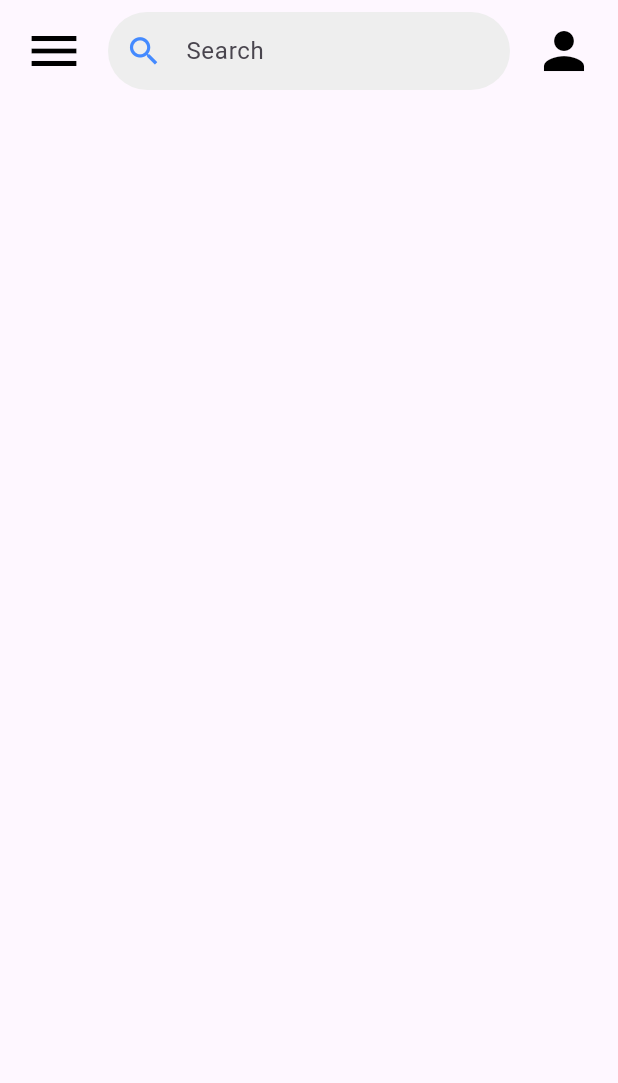
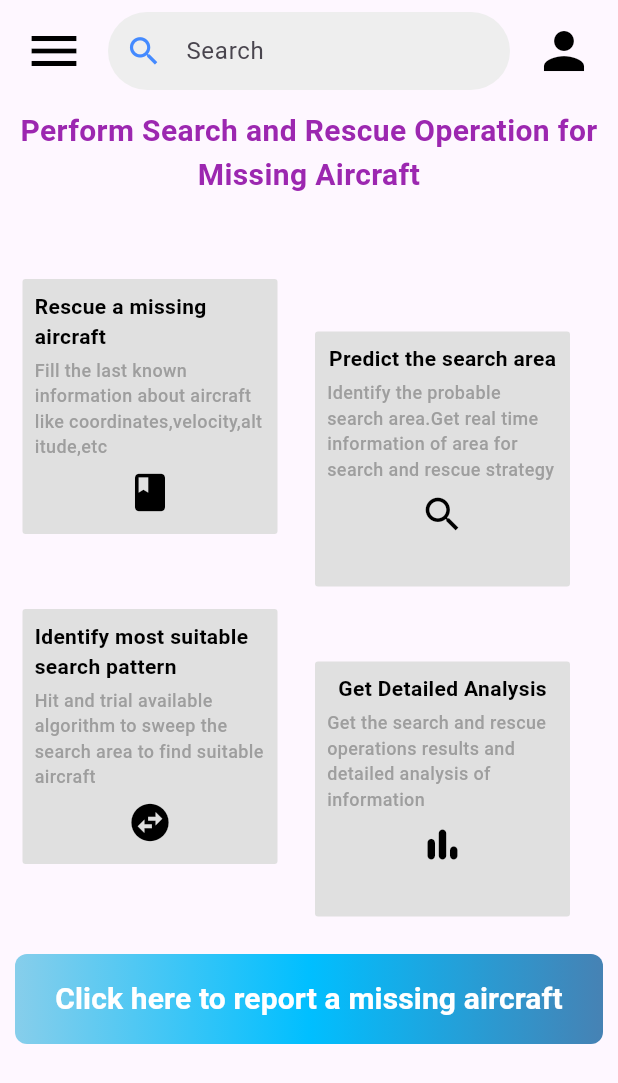
Before and after one commit to Kunal-3004/rescue_aircraft, a Flutter app: the Home screen opened directly, on a phone screen of 412 x 824 dp. Shown: the top 1083 px of the screen. Run offline on Flutter 3.47's test engine with Material 3 defaults, Android fonts, the light colour scheme and no system bars; our stand-ins replace fluttertoast, shared_preferences; accounts and stored records are empty.

Commit message:
Drawer and Home complete

```diff
--- a/lib/main.dart
+++ b/lib/main.dart
@@ -1,6 +1,7 @@
 import 'package:flutter/material.dart';
 import 'package:rescue_aircraft/screens/home.dart';
 import 'package:rescue_aircraft/screens/login.dart';
+import 'package:rescue_aircraft/screens/report.dart';
 import 'package:rescue_aircraft/screens/splashscreen.dart';
 
 void main() {
@@ -16,6 +17,11 @@ class MyApp extends StatelessWidget {
     return MaterialApp(
       debugShowCheckedModeBanner: false,
       title: 'Flutter Demo',
+      initialRoute: '/',
+      routes: {
+        '/home':(context)=>Home(),
+        '/report':(context)=>Report()
+      },
       theme: ThemeData(
         // This is the theme of your application.
         //
--- a/lib/screens/home.dart
+++ b/lib/screens/home.dart
@@ -1,5 +1,8 @@
 import 'package:flutter/material.dart';
 import 'package:rescue_aircraft/screens/profile.dart';
+import 'package:rescue_aircraft/screens/report.dart';
+import 'package:rescue_aircraft/widgets/card.dart';
+import 'package:rescue_aircraft/widgets/drawer.dart';
 
 class Home extends StatefulWidget {
   const Home({super.key});
@@ -15,196 +18,11 @@ class _HomeState extends State<Home> {
   Widget build(BuildContext context) {
     return Scaffold(
       key: _scaffoldKey,
-      drawer: Drawer(
-        backgroundColor: Colors.white,
-        child: ListView(
+      drawer:HomeDrawer(),
+      body: SafeArea(
+        child: Column(
           children: [
-            Container(
-              padding: EdgeInsets.all(8),
-              decoration: BoxDecoration(
-                color: Color(0xff00bfff),
-              ),
-              child: Row(
-                children: [
-                  SizedBox(
-                    width: 5,
-                  ),
-                  Icon(Icons.location_searching,color: Colors.white,size: 28,),
-                  SizedBox(
-                    width: 20,
-                  ),
-                  const Text(
-                    "Search and Rescue ",
-                    style: TextStyle(
-                      color: Colors.white,
-                      fontSize: 18,
-                    ),
-                  ),
-                ],
-              ),
-            ),
-            SizedBox(
-              height: 20,
-            ),
-            Column(
-              children: [
-                ListTile(
-                  title: Text("Main",
-                    style: TextStyle(color: Colors.grey[400],fontWeight: FontWeight.bold),
-                  ),
-                ),
-                Column(
-                  children: [
-                    Container(
-                      margin: EdgeInsets.only(left: 50),
-                      child: Row(
-                        mainAxisAlignment: MainAxisAlignment.start,
-                        children: [
-                          Icon(Icons.home,size: 35,),
-                          SizedBox(
-                            width: 30,
-                          ),
-                          Text("Home",style: TextStyle(
-                            fontSize: 22,color: Colors.black,
-                          ),)
-                        ],
-                      ),
-                    ),
-                    SizedBox(
-                      height: 10,
-                    ),
-                    Container(
-                      margin: EdgeInsets.only(left: 50),
-                      child: Row(
-                        mainAxisAlignment: MainAxisAlignment.start,
-                        children: [
-                          Icon(Icons.airplanemode_active_sharp,size: 35,),
-                          SizedBox(
-                            width: 30,
-                          ),
-                          Text("Report",style: TextStyle(
-                              fontSize: 22,color: Colors.black,
-                          ),)
-                        ],
-                      ),
-                    ),
-                  ],
-                ),
-                SizedBox(
-                  height: 20,
-                ),
-                ListTile(
-                  title: Text("Search and Rescue",
-                    style: TextStyle(color: Colors.grey[400],fontWeight: FontWeight.bold),
-                  ),
-                ),
-                Column(
-                  children: [
-                    Container(
-                      margin: EdgeInsets.only(left: 50),
-                      child: Row(
-                        mainAxisAlignment: MainAxisAlignment.start,
-                        children: [
-                          Icon(Icons.zoom_in_map,size: 35,),
-                          SizedBox(
-                            width: 30,
-                          ),
-                          Text("Search Area",style: TextStyle(
-                            fontSize: 22,color: Colors.black,
-                          ),)
-                        ],
-                      ),
-                    ),
-                    SizedBox(
-                      height: 10,
-                    ),
-                    Container(
-                      margin: EdgeInsets.only(left: 50),
-                      child: Row(
-                        mainAxisAlignment: MainAxisAlignment.start,
-                        children: [
-                          Icon(Icons.airplanemode_active_sharp,size: 35,),
-                          SizedBox(
-                            width: 30,
-                          ),
-                          Text("Sweep Pattern",style: TextStyle(
-                            fontSize: 22,color: Colors.black,
-                          ),)
-                        ],
-                      ),
-                    ),
-                    SizedBox(
-                      height: 10,
-                    ),
-                    Container(
-                      margin: EdgeInsets.only(left: 50),
-                      child: Row(
-                        mainAxisAlignment: MainAxisAlignment.start,
-                        children: [
-                          Icon(Icons.bar_chart_outlined,size: 35,),
-                          SizedBox(
-                            width: 30,
-                          ),
-                          Text("Results",style: TextStyle(
-                            fontSize: 22,color: Colors.black,
-                          ),)
-                        ],
-                      ),
-                    ),
-                  ],
-                ),
-                SizedBox(
-                  height: 20,
-                ),
-                ListTile(
-                  title: Text("Extras",
-                    style: TextStyle(color: Colors.grey[400],fontWeight: FontWeight.bold),
-                  ),
-                ),
-                Column(
-                  children: [
-                    Container(
-                      margin: EdgeInsets.only(left: 50),
-                      child: Row(
-                        mainAxisAlignment: MainAxisAlignment.start,
-                        children: [
-                          Icon(Icons.warning_amber_outlined,size: 35,),
-                          SizedBox(
-                            width: 30,
-                          ),
-                          Text("Alerts",style: TextStyle(
-                            fontSize: 22,color: Colors.black,
-                          ),)
-                        ],
-                      ),
-                    ),
-                    SizedBox(
-                      height: 10,
-                    ),
-                    Container(
-                      margin: EdgeInsets.only(left: 50),
-                      child: Row(
-                        mainAxisAlignment: MainAxisAlignment.start,
-                        children: [
-                          Icon(Icons.android,size: 35,),
-                          SizedBox(
-                            width: 30,
-                          ),
-                          Text("About us",style: TextStyle(
-                            fontSize: 22,color: Colors.black,
-                          ),)
-                        ],
-                      ),
-                    ),
-                  ],
-                ),
-              ],
-            ),
-          ],
-        ),
-      ),
-      body: SafeArea(
-        child: Padding(
+            Padding(
               padding: const EdgeInsets.symmetric(horizontal: 16.0, vertical: 8.0),
               child: Row(
                 children: [
@@ -261,6 +79,92 @@ class _HomeState extends State<Home> {
                 ],
               ),
             ),
+            Container(
+                padding: EdgeInsets.symmetric(vertical: 5,horizontal: 5),
+                child: Align(
+                  alignment: Alignment.center,
+                  child: Text("Perform Search and Rescue Operation for Missing Aircraft",
+                    textAlign: TextAlign.center,
+                    style: TextStyle(fontSize: 20,fontWeight: FontWeight.bold,color:Colors.purple, ),
+                  ),
+                )),
+            SizedBox(
+              height: 10,
+            ),
+            Row(
+              children: [
+                SizedBox(
+                  width: 10,
+                ),
+                Column(
+                  children: [
+                    Container(
+                      padding: EdgeInsets.all(5),
+                        child: RescueCard(title: "Rescue a missing aircraft", desc:"Fill the last known information about aircraft like coordinates,velocity,altitude,etc", icon: Icons.book,)),
+                    SizedBox(
+                      height: 40,
+                    ),
+                    Container(
+                      padding: EdgeInsets.all(5),
+                        child: RescueCard(title: "Identify most suitable search pattern", desc:"Hit and trial available algorithm to sweep the search area to find suitable aircraft", icon: Icons.swap_horizontal_circle,)),
+                  ],
+                ),
+                SizedBox(
+                  width: 15,
+                ),
+                Column(
+                  children: [
+                    SizedBox(
+                      height: 70,
+                    ),
+                    Container(
+                        padding: EdgeInsets.all(5),
+                        child: RescueCard(title: "Predict the search area", desc:"Identify the probable search area.Get real time information of area for search and rescue strategy", icon: Icons.search,)),
+                    SizedBox(
+                      height: 40,
+                    ),
+                    Container(
+                        padding: EdgeInsets.all(5),
+                        child: RescueCard(title: "Get Detailed Analysis", desc:"Get the search and rescue operations results and detailed analysis of information", icon: Icons.bar_chart_rounded,)),
+                  ],
+                )
+              ],
+            ),
+            Container(
+              margin: EdgeInsets.only(left: 10,right: 10,top: 20),
+              height: 60,
+              decoration: BoxDecoration(
+                gradient: LinearGradient(
+                  colors: [
+                    Color(0xff87ceeb),
+                    Color(0xff00bfff),
+                    Color(0xff4682b4),
+                  ],
+                  begin: Alignment.topLeft,
+                  end: Alignment.topRight,
+                ),
+                borderRadius: BorderRadius.circular(8)
+              ),
+              width: MediaQuery.of(context).size.width,
+              child: Center(
+                child: TextButton(
+                  onPressed: (){
+                    Navigator.push(context, MaterialPageRoute(builder: (context)=>Report()));
+                  },
+                  child: Text(
+                    "Click here to report a missing aircraft",
+                    textAlign: TextAlign.center,
+                    style: TextStyle(
+                      color: Colors.white,
+                      fontSize: 20,
+                      fontWeight: FontWeight.bold,
+                    ),
+                  ),
+                ),
+              ),
+            ),
+          ],
+        ),
       ),
     );
   }
--- /dev/null
+++ b/lib/screens/report.dart
@@ -0,0 +1,17 @@
+import 'package:flutter/material.dart';
+
+class Report extends StatefulWidget {
+  const Report({super.key});
+
+  @override
+  State<Report> createState() => _ReportState();
+}
+
+class _ReportState extends State<Report> {
+  @override
+  Widget build(BuildContext context) {
+    return Scaffold(
+      backgroundColor: Colors.white,
+    );
+  }
+}
--- /dev/null
+++ b/lib/widgets/card.dart
@@ -0,0 +1,45 @@
+import 'package:flutter/material.dart';
+
+class RescueCard extends StatelessWidget {
+  final String title;
+  final String desc;
+  final IconData icon;
+  const RescueCard({super.key, required this.title, required this.desc, required this.icon});
+
+  @override
+  Widget build(BuildContext context) {
+    return Container(
+      padding: EdgeInsets.all(8),
+      height: 170,
+      width: 170,
+      decoration: BoxDecoration(
+        color: Colors.grey[300],
+        borderRadius: BorderRadius.circular(2),
+      ),
+      child: Column(
+        crossAxisAlignment: CrossAxisAlignment.center,
+        children: [
+          Text(
+            title,
+            style: TextStyle(color: Colors.black, fontWeight: FontWeight.bold, fontSize: 14),
+          ),
+          SizedBox(
+            height: 4,
+          ),
+          Text(
+            desc,
+            style: TextStyle(color: Colors.grey, fontWeight: FontWeight.w500, fontSize: 12),
+          ),
+          SizedBox(
+            height: 7,
+          ),
+          Icon(
+            icon,
+            color: Colors.black,
+            size: 30,
+          ),
+        ],
+      ),
+    );
+  }
+}
```
Also changed, not shown: lib/widgets/drawer.dart (added, +235 -0 lines). Lines whose indentation alone changed are shown as unchanged.
